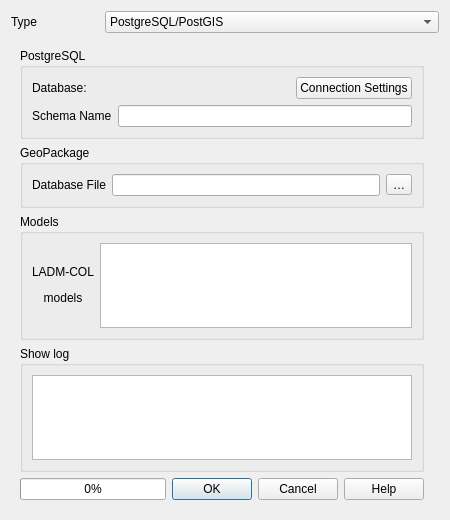
Above: asistente_ladm_col/ui/qgis_model_baker/dlg_import_schema.ui from SwissTierrasColombia/Asistente-LADM-COL before the change. Below: the same form after it.
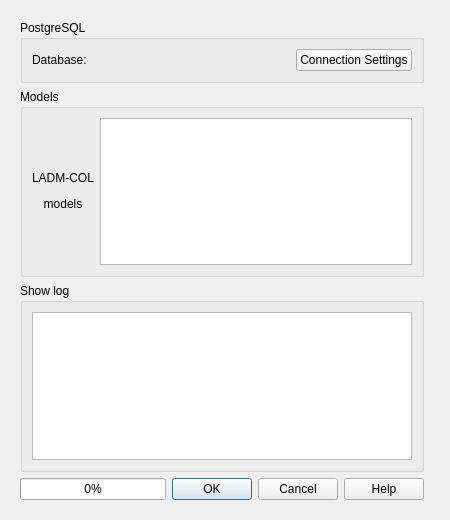
That is the form after the change. Custom widgets are drawn as their Qt base class.

What changed in the file:
```diff
--- a/asistente_ladm_col/ui/qgis_model_baker/dlg_import_schema.ui
+++ b/asistente_ladm_col/ui/qgis_model_baker/dlg_import_schema.ui
@@ -2,9 +2,6 @@
 <ui version="4.0">
  <class>InterlisImportSchema</class>
  <widget class="QDialog" name="InterlisImportSchema">
-  <property name="windowModality">
-   <enum>Qt::WindowModal</enum>
-  </property>
   <property name="geometry">
    <rect>
     <x>0</x>
@@ -27,43 +24,6 @@
   </property>
   <layout class="QGridLayout" name="gridLayout_5">
    <item row="0" column="0">
-    <layout class="QHBoxLayout" name="horizontalLayout">
-     <item>
-      <widget class="QLabel" name="label_10">
-       <property name="sizePolicy">
-        <sizepolicy hsizetype="Preferred" vsizetype="Preferred">
-         <horstretch>0</horstretch>
-         <verstretch>0</verstretch>
-        </sizepolicy>
-       </property>
-       <property name="maximumSize">
-        <size>
-         <width>88</width>
-         <height>16777215</height>
-        </size>
-       </property>
-       <property name="text">
-        <string>Type</string>
-       </property>
-      </widget>
-     </item>
-     <item>
-      <widget class="QComboBox" name="type_combo_box">
-       <item>
-        <property name="text">
-         <string>PostgreSQL/PostGIS</string>
-        </property>
-       </item>
-       <item>
-        <property name="text">
-         <string>GeoPackage</string>
-        </property>
-       </item>
-      </widget>
-     </item>
-    </layout>
-   </item>
-   <item row="1" column="0">
     <widget class="QStackedWidget" name="stackedWidget">
      <property name="sizePolicy">
       <sizepolicy hsizetype="Preferred" vsizetype="Preferred">
@@ -76,68 +36,46 @@
      </property>
      <widget class="QWidget" name="page">
       <layout class="QGridLayout" name="gridLayout_7">
-       <item row="1" column="0">
-        <widget class="QGroupBox" name="gpkg_config">
-         <property name="sizePolicy">
-          <sizepolicy hsizetype="Preferred" vsizetype="MinimumExpanding">
-           <horstretch>0</horstretch>
-           <verstretch>0</verstretch>
-          </sizepolicy>
-         </property>
-         <property name="title">
-          <string>GeoPackage</string>
-         </property>
-         <layout class="QGridLayout" name="gridLayout_6">
-          <item row="0" column="1">
-           <widget class="QLabel" name="label_9">
-            <property name="text">
-             <string>Database File</string>
-            </property>
-           </widget>
-          </item>
-          <item row="0" column="2">
-           <widget class="QLineEdit" name="gpkg_file_line_edit"/>
-          </item>
-          <item row="0" column="3">
-           <widget class="QToolButton" name="gpkg_file_browse_button">
-            <property name="toolTip">
-             <string>Browse GeoPackage files</string>
-            </property>
-            <property name="text">
-             <string>…</string>
-            </property>
-           </widget>
-          </item>
-         </layout>
-        </widget>
-       </item>
-       <item row="2" column="0">
-        <widget class="QGroupBox" name="ili_config">
-         <property name="title">
-          <string>Models</string>
-         </property>
-         <layout class="QGridLayout" name="gridLayout_4">
-          <item row="0" column="0">
-           <widget class="QLabel" name="label_8">
-            <property name="text">
-             <string>&lt;html&gt;&lt;head/&gt;&lt;body&gt;&lt;p align=&quot;center&quot;&gt;LADM-COL&lt;/p&gt;&lt;p align=&quot;center&quot;&gt;models&lt;/p&gt;&lt;/body&gt;&lt;/html&gt;</string>
-            </property>
-           </widget>
-          </item>
-          <item row="0" column="1">
-           <widget class="QListWidget" name="import_models_list_widget">
-            <property name="sizePolicy">
-             <sizepolicy hsizetype="MinimumExpanding" vsizetype="Preferred">
-              <horstretch>0</horstretch>
-              <verstretch>0</verstretch>
-             </sizepolicy>
-            </property>
-           </widget>
-          </item>
-         </layout>
-        </widget>
-       </item>
        <item row="3" column="0">
+        <layout class="QHBoxLayout" name="horizontalLayout_1">
+         <item>
+          <widget class="QProgressBar" name="progress_bar">
+           <property name="value">
+            <number>0</number>
+           </property>
+          </widget>
+         </item>
+         <item>
+          <widget class="QDialogButtonBox" name="buttonBox">
+           <property name="orientation">
+            <enum>Qt::Horizontal</enum>
+           </property>
+           <property name="standardButtons">
+            <set>QDialogButtonBox::Cancel|QDialogButtonBox::Help|QDialogButtonBox::Ok</set>
+           </property>
+          </widget>
+         </item>
+        </layout>
+       </item>
+       <item row="0" column="1">
+        <widget class="QWidget" name="widget" native="true">
+         <layout class="QGridLayout" name="gridLayout_2">
+          <property name="leftMargin">
+           <number>0</number>
+          </property>
+          <property name="topMargin">
+           <number>0</number>
+          </property>
+          <property name="rightMargin">
+           <number>0</number>
+          </property>
+          <property name="bottomMargin">
+           <number>0</number>
+          </property>
+         </layout>
+        </widget>
+       </item>
+       <item row="2" column="0">
         <widget class="QgsCollapsibleGroupBox" name="log_config">
          <property name="maximumSize">
           <size>
@@ -168,26 +106,34 @@
          </layout>
         </widget>
        </item>
-       <item row="0" column="1">
-        <widget class="QWidget" name="widget" native="true">
-         <layout class="QGridLayout" name="gridLayout_2">
-          <property name="leftMargin">
-           <number>0</number>
-          </property>
-          <property name="topMargin">
-           <number>0</number>
-          </property>
-          <property name="rightMargin">
-           <number>0</number>
-          </property>
-          <property name="bottomMargin">
-           <number>0</number>
-          </property>
+       <item row="1" column="0">
+        <widget class="QGroupBox" name="ili_config">
+         <property name="title">
+          <string>Models</string>
+         </property>
+         <layout class="QGridLayout" name="gridLayout_4">
+          <item row="0" column="0">
+           <widget class="QLabel" name="label_8">
+            <property name="text">
+             <string>&lt;html&gt;&lt;head/&gt;&lt;body&gt;&lt;p align=&quot;center&quot;&gt;LADM-COL&lt;/p&gt;&lt;p align=&quot;center&quot;&gt;models&lt;/p&gt;&lt;/body&gt;&lt;/html&gt;</string>
+            </property>
+           </widget>
+          </item>
+          <item row="0" column="1">
+           <widget class="QListWidget" name="import_models_list_widget">
+            <property name="sizePolicy">
+             <sizepolicy hsizetype="MinimumExpanding" vsizetype="Preferred">
+              <horstretch>0</horstretch>
+              <verstretch>0</verstretch>
+             </sizepolicy>
+            </property>
+           </widget>
+          </item>
          </layout>
         </widget>
        </item>
        <item row="0" column="0">
-        <widget class="QGroupBox" name="pg_config">
+        <widget class="QGroupBox" name="db_config">
          <property name="sizePolicy">
           <sizepolicy hsizetype="Preferred" vsizetype="Preferred">
            <horstretch>0</horstretch>
@@ -198,27 +144,6 @@
           <string>PostgreSQL</string>
          </property>
          <layout class="QGridLayout" name="gridLayout">
-          <item row="1" column="1">
-           <widget class="QLineEdit" name="schema_name_line_edit">
-            <property name="placeholderText">
-             <string/>
-            </property>
-           </widget>
-          </item>
-          <item row="1" column="0">
-           <widget class="QLabel" name="label">
-            <property name="text">
-             <string>Schema Name</string>
-            </property>
-           </widget>
-          </item>
-          <item row="0" column="0">
-           <widget class="QLabel" name="label_6">
-            <property name="text">
-             <string>Database:</string>
-            </property>
-           </widget>
-          </item>
           <item row="0" column="1">
            <layout class="QHBoxLayout" name="horizontalLayout_2">
             <item>
@@ -243,30 +168,16 @@
             </item>
            </layout>
           </item>
+          <item row="0" column="0">
+           <widget class="QLabel" name="label_6">
+            <property name="text">
+             <string>Database:</string>
+            </property>
+           </widget>
+          </item>
          </layout>
         </widget>
        </item>
-       <item row="4" column="0">
-        <layout class="QHBoxLayout" name="horizontalLayout_1">
-         <item>
-          <widget class="QProgressBar" name="progress_bar">
-           <property name="value">
-            <number>0</number>
-           </property>
-          </widget>
-         </item>
-         <item>
-          <widget class="QDialogButtonBox" name="buttonBox">
-           <property name="orientation">
-            <enum>Qt::Horizontal</enum>
-           </property>
-           <property name="standardButtons">
-            <set>QDialogButtonBox::Cancel|QDialogButtonBox::Help|QDialogButtonBox::Ok</set>
-           </property>
-          </widget>
-         </item>
-        </layout>
-       </item>
       </layout>
      </widget>
      <widget class="QWidget" name="page_2"/>
```
Left out of the diff: 3 changed lines with no effect on the pictures.
